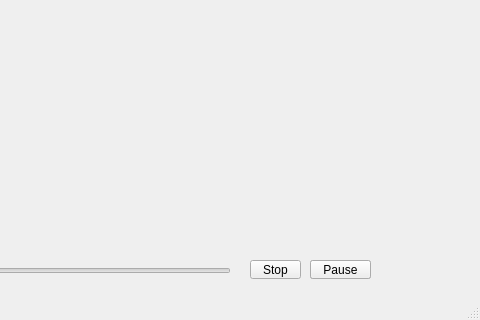
zhaihm/QVPlayer, file QVPlayer/qvplayer.ui: the form before one commit; both pictures show x 120 to 600 and y 87 to 407 of the 600 by 407 pixel window.
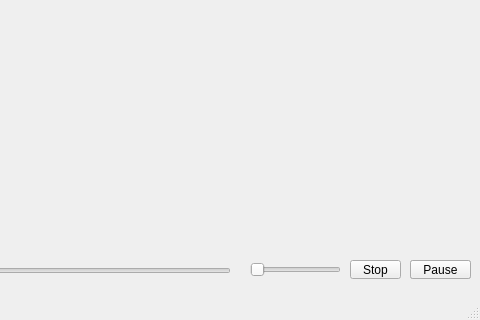
The form after the commit.

Commit message: add volume slider

```diff
--- a/QVPlayer/qvplayer.ui
+++ b/QVPlayer/qvplayer.ui
@@ -27,7 +27,7 @@
    <widget class="QToolButton" name="playBtn">
     <property name="geometry">
      <rect>
-      <x>430</x>
+      <x>530</x>
       <y>330</y>
       <width>61</width>
       <height>19</height>
@@ -53,7 +53,7 @@
    <widget class="QToolButton" name="stopBtn">
     <property name="geometry">
      <rect>
-      <x>370</x>
+      <x>470</x>
       <y>330</y>
       <width>51</width>
       <height>19</height>
@@ -66,7 +66,7 @@
    <widget class="QToolButton" name="pauseBtn">
     <property name="geometry">
      <rect>
-      <x>430</x>
+      <x>530</x>
       <y>330</y>
       <width>61</width>
       <height>19</height>
@@ -76,6 +76,19 @@
      <string>Pause</string>
     </property>
    </widget>
+   <widget class="QSlider" name="volumeSlider">
+    <property name="geometry">
+     <rect>
+      <x>370</x>
+      <y>330</y>
+      <width>91</width>
+      <height>19</height>
+     </rect>
+    </property>
+    <property name="orientation">
+     <enum>Qt::Horizontal</enum>
+    </property>
+   </widget>
   </widget>
   <widget class="QMenuBar" name="menuBar">
    <property name="geometry">
```
The commit also changes 4 other files.
